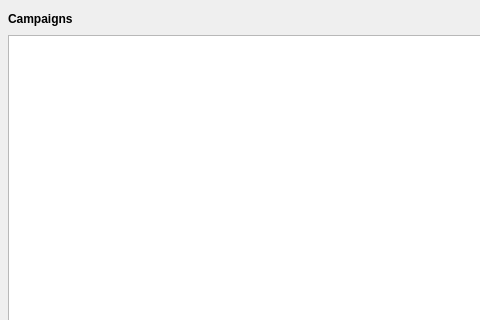
The window that src/pam_analyzer/ui/panels/campaigns_panel.ui (kenwer/pam-analyzer) describes before a commit, drawn with Qt 5; both pictures show x 0 to 480 and y 0 to 320 of the 900 by 600 pixel window.
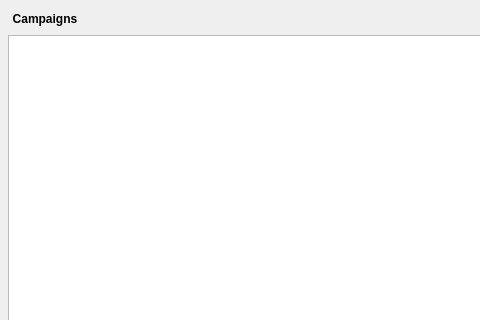
The same window after the commit. Custom widgets are drawn as their Qt base class.

Commit message: Clicking the "Campaigns" header on the Campaigns panel shows the overview of all campaigns.

Diff of the .ui file:
```diff
--- a/src/pam_analyzer/ui/panels/campaigns_panel.ui
+++ b/src/pam_analyzer/ui/panels/campaigns_panel.ui
@@ -48,13 +48,19 @@
        <item>
         <layout class="QHBoxLayout" name="header_row">
          <item>
-          <widget class="QLabel" name="campaigns_label">
+          <widget class="QToolButton" name="overview_button">
+           <property name="cursor">
+            <cursorShape>PointingHandCursor</cursorShape>
+           </property>
+           <property name="toolTip">
+            <string>Show the overview of all campaigns</string>
+           </property>
+           <property name="styleSheet">
+            <string>QToolButton { border: none; background: transparent; padding: 0; font-weight: 600; }</string>
+           </property>
            <property name="text">
             <string>Campaigns</string>
            </property>
-           <property name="styleSheet">
-            <string>font-weight: 600;</string>
-           </property>
           </widget>
          </item>
          <item>
```
The commit also changes 3 other files.
